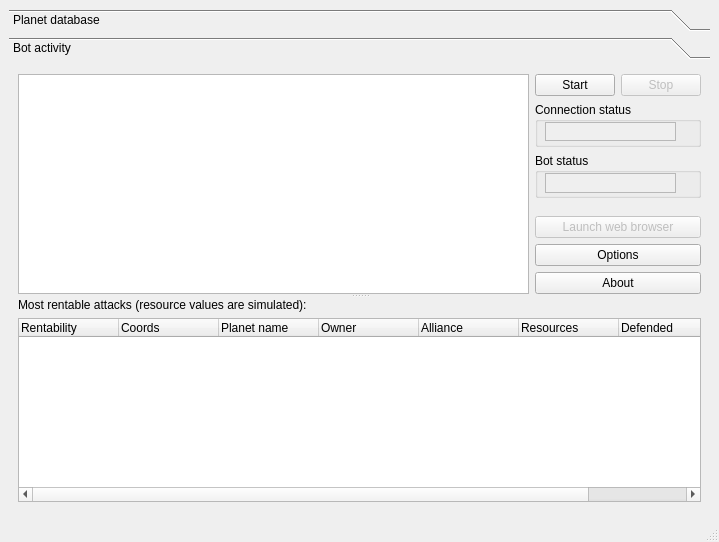
Above: ogbot/src/ui/MainWindow.ui from kovan/kovans-ogbot before the change. Below: the same form after it.
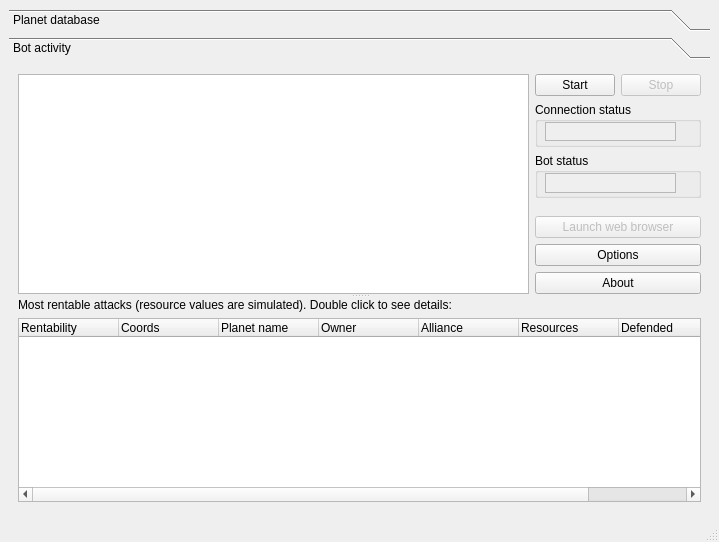
That is the form after the change. Icons and pictures are not drawn.

Diff of the .ui file:
```diff
--- a/ogbot/src/ui/MainWindow.ui
+++ b/ogbot/src/ui/MainWindow.ui
@@ -603,7 +603,7 @@
             <item>
              <widget class="QLabel" name="label_4" >
               <property name="text" >
-               <string>Most rentable attacks (resource values are simulated):</string>
+               <string>Most rentable attacks (resource values are simulated). Double click to see details:</string>
               </property>
              </widget>
             </item>
```
